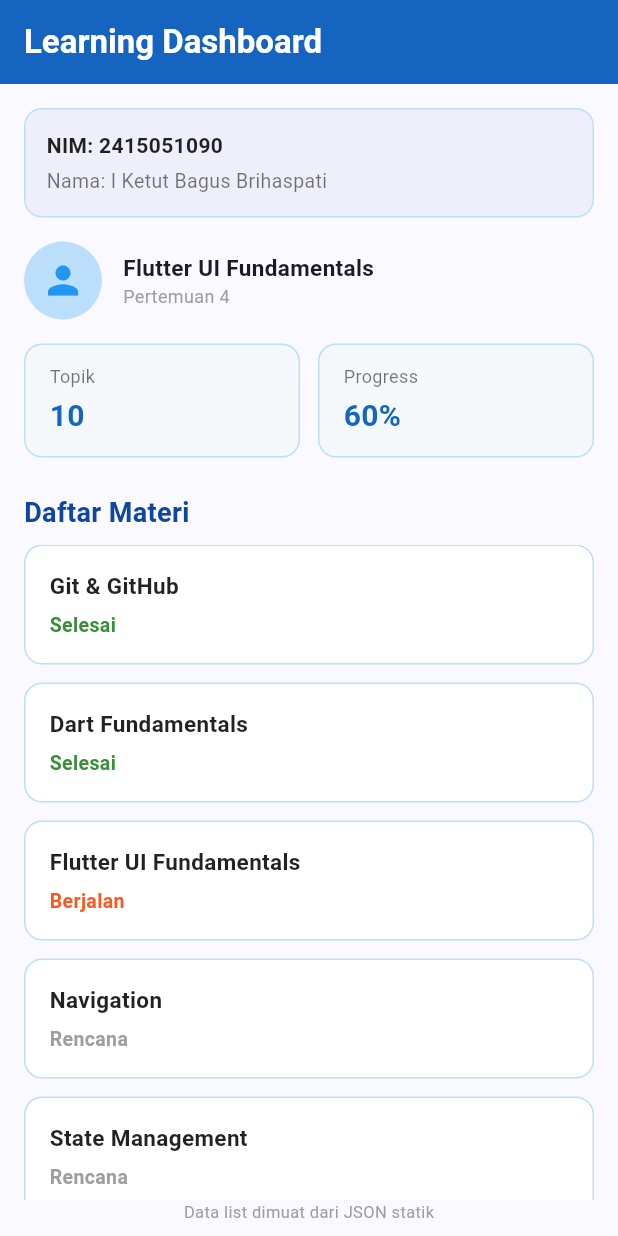
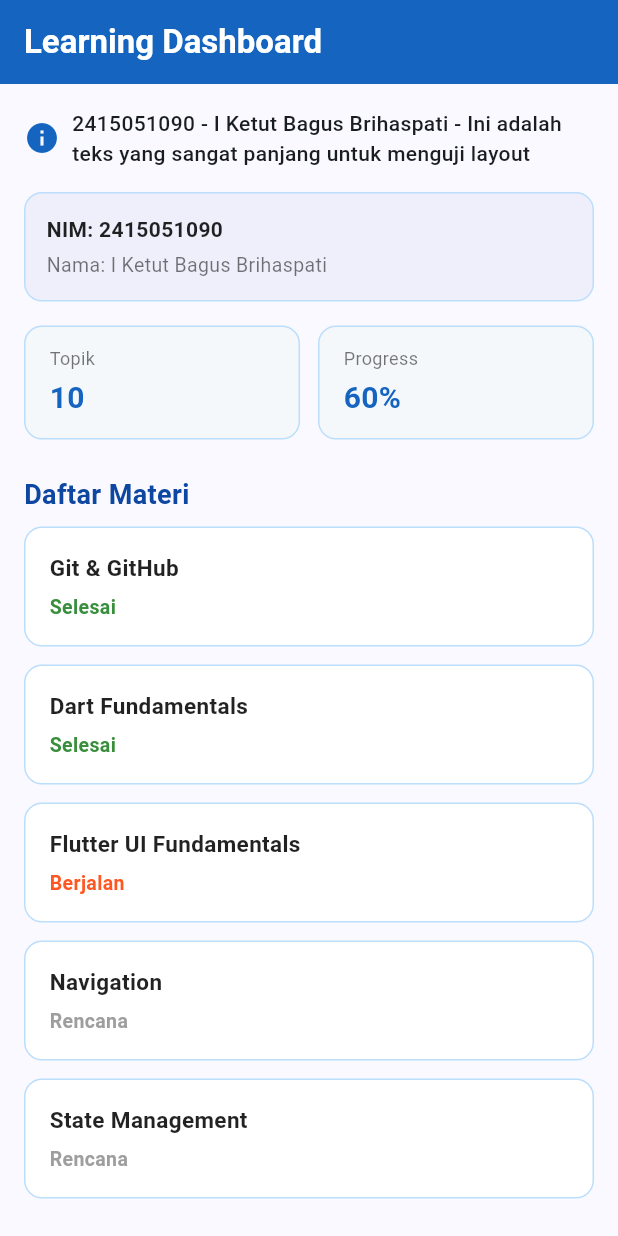
Before and after one commit to bagusbrihaspati/mobile-praktikum., a Flutter app: the screen it shows after launch, on a phone screen of 412 x 824 dp. Run offline on Flutter 3.47's test engine with Material 3 defaults, Android fonts, the phone set to English and light mode, and no system bars.

Commit message:
Selesaikan Tahap 15: Perbaiki RenderFlex overflow dengan Expanded dan tambah error state pada FutureBuilder

```diff
--- a/flutter_ui_fundamentals/lib/main.dart
+++ b/flutter_ui_fundamentals/lib/main.dart
@@ -6,8 +6,9 @@ void main() {
   runApp(const MyApp());
 }
 
-// Fungsi pembaca JSON
+// Fungsi untuk memuat data JSON (Kasus B & C)
 Future<Map<String, dynamic>> loadStudentData() async {
+  // Path asset harus persis sama dengan yang terdaftar di pubspec.yaml
   final jsonString = await rootBundle.loadString('assets/data/student_data.json');
   return jsonDecode(jsonString) as Map<String, dynamic>;
 }
@@ -60,37 +61,37 @@ class _DashboardPageState extends State<DashboardPage> {
         child: FutureBuilder<Map<String, dynamic>>(
           future: studentFuture,
           builder: (context, snapshot) {
-            // 1. Loading State
+            // 1. STATE LOADING
             if (snapshot.connectionState == ConnectionState.waiting) {
               return const Center(child: CircularProgressIndicator());
             }
 
-            // 2. Error State
+            // 2. STATE ERROR (Kasus C: Menampilkan pesan jika JSON gagal dimuat/salah path)
             if (snapshot.hasError || !snapshot.hasData) {
               return Center(
                 child: Padding(
                   padding: const EdgeInsets.all(16.0),
                   child: Text(
                     'Gagal memuat data: ${snapshot.error}',
-                    style: const TextStyle(color: Colors.red),
+                    textAlign: TextAlign.center,
+                    style: const TextStyle(color: Colors.red, fontSize: 16),
                   ),
                 ),
               );
             }
 
-            // 3. Data Loaded State dengan Penanganan Null Safety
+            // 3. STATE SUKSES (Data berhasil dimuat)
             final data = snapshot.data!;
-
             final student = (data['student'] as Map<String, dynamic>?) ?? {};
             final summary = (data['summary'] as Map<String, dynamic>?) ?? {
               'total_topics': 10,
               'progress_percentage': '60%'
             };
+            final materials = (data['materials'] as List<dynamic>?) ??
+                              (data['courses'] as List<dynamic>?) ?? [];
 
-            // Mengambil list dari 'materials' atau 'courses' jika key beda
-            final materials = (data['materials'] as List<dynamic>?) ??
-                              (data['courses'] as List<dynamic>?) ??
-                              [];
+            final String nim = student['nim']?.toString() ?? '2415051090';
+            final String name = student['name']?.toString() ?? 'I Ketut Bagus Brihaspati';
 
             return Column(
               crossAxisAlignment: CrossAxisAlignment.start,
@@ -99,16 +100,32 @@ class _DashboardPageState extends State<DashboardPage> {
                   padding: const EdgeInsets.all(16.0),
                   child: Column(
                     children: [
-                      // Identity Card (NIM & Nama)
+                      // KASUS A - RENDERFLEX OVERFLOW FIXED!
+                      // Menggunakan Expanded pada Text agar tidak overflow saat teks sangat panjang
+                      Row(
+                        children: [
+                          const Icon(Icons.info, color: Color(0xFF1565C0)),
+                          const SizedBox(width: 8),
+                          Expanded(
+                            child: Text(
+                              '$nim - $name - Ini adalah teks yang sangat panjang untuk menguji layout',
+                              style: const TextStyle(fontWeight: FontWeight.w500),
+                            ),
+                          ),
+                        ],
+                      ),
+                      const SizedBox(height: 16),
+
+                      // Identity Card
                       IdentityCard(
-                        nim: student['nim']?.toString() ?? '2415051090',
-                        name: student['name']?.toString() ?? 'I Ketut Bagus Brihaspati',
+                        nim: nim,
+                        name: name,
                         courseTitle: student['course_title']?.toString() ?? 'Flutter UI Fundamentals',
                         meeting: student['meeting']?.toString() ?? 'Pertemuan 4',
                       ),
                       const SizedBox(height: 16),
 
-                      // Summary Row (Topik & Progress)
+                      // Summary Row
                       Row(
                         children: [
                           Expanded(
@@ -130,7 +147,6 @@ class _DashboardPageState extends State<DashboardPage> {
                   ),
                 ),
 
-                // Judul "Daftar Materi"
                 const Padding(
                   padding: EdgeInsets.symmetric(horizontal: 16.0, vertical: 8.0),
                   child: Text(
@@ -143,17 +159,15 @@ class _DashboardPageState extends State<DashboardPage> {
                   ),
                 ),
 
-                // List Materi (ListView.builder)
+                // List Materials
                 Expanded(
                   child: ListView.builder(
                     padding: const EdgeInsets.symmetric(horizontal: 16.0),
                     itemCount: materials.length,
                     itemBuilder: (context, index) {
                       final item = materials[index] as Map<String, dynamic>;
-
                       final String title = item['title']?.toString() ?? 'Materi ${index + 1}';
 
-                      // Konversi nilai status dari format lama ke format baru
                       String status = item['status']?.toString() ?? 'Rencana';
                       if (status == 'done') status = 'Selesai';
                       if (status == 'active') status = 'Berjalan';
@@ -201,17 +215,6 @@ class _DashboardPageState extends State<DashboardPage> {
                     },
                   ),
                 ),
-
-                // Footer
-                const Center(
-                  child: Padding(
-                    padding: EdgeInsets.only(bottom: 8.0),
-                    child: Text(
-                      'Data list dimuat dari JSON statik',
-                      style: TextStyle(fontSize: 11, color: Colors.grey),
-                    ),
-                  ),
-                )
               ],
             );
           },
@@ -221,9 +224,7 @@ class _DashboardPageState extends State<DashboardPage> {
   }
 }
 
-// ==========================================
-// REUSABLE WIDGET 1: IdentityCard
-// ==========================================
+// Widget IdentityCard
 class IdentityCard extends StatelessWidget {
   final String nim;
   final String name;
@@ -240,10 +241,7 @@ class IdentityCard extends StatelessWidget {
 
   @override
   Widget build(BuildContext context) {
-    return Column(
-      children: [
-        // Kartu Atas: NIM & Nama
-        Container(
+    return Container(
       width: double.infinity,
       padding: const EdgeInsets.all(14.0),
       decoration: BoxDecoration(
@@ -256,59 +254,20 @@ class IdentityCard extends StatelessWidget {
         children: [
           Text(
             'NIM: $nim',
-                style: const TextStyle(
-                  fontWeight: FontWeight.bold,
-                  fontSize: 14,
-                  color: Colors.black87,
-                ),
+            style: const TextStyle(fontWeight: FontWeight.bold, fontSize: 14, color: Colors.black87),
           ),
           const SizedBox(height: 4),
           Text(
             'Nama: $name',
-                style: const TextStyle(
-                  fontSize: 13,
-                  color: Colors.black54,
-                ),
+            style: const TextStyle(fontSize: 13, color: Colors.black54),
           ),
         ],
       ),
-        ),
-        const SizedBox(height: 16),
-        // Baris Profil & Pertemuan
-        Row(
-          children: [
-            CircleAvatar(
-              radius: 26,
-              backgroundColor: Colors.blue.shade100,
-              child: const Icon(Icons.person, color: Colors.blue, size: 30),
-            ),
-            const SizedBox(width: 14),
-            Column(
-              crossAxisAlignment: CrossAxisAlignment.start,
-              children: [
-                Text(
-                  courseTitle,
-                  style: const TextStyle(
-                    fontSize: 15,
-                    fontWeight: FontWeight.bold,
-                  ),
-                ),
-                Text(
-                  meeting,
-                  style: const TextStyle(fontSize: 12, color: Colors.grey),
-                ),
-              ],
-            )
-          ],
-        )
-      ],
     );
   }
 }
 
-// ==========================================
-// REUSABLE WIDGET 2: SummaryCard
-// ==========================================
+// Widget SummaryCard
 class SummaryCard extends StatelessWidget {
   final String title;
   final String value;
```
Lines whose indentation alone changed are shown as unchanged.
